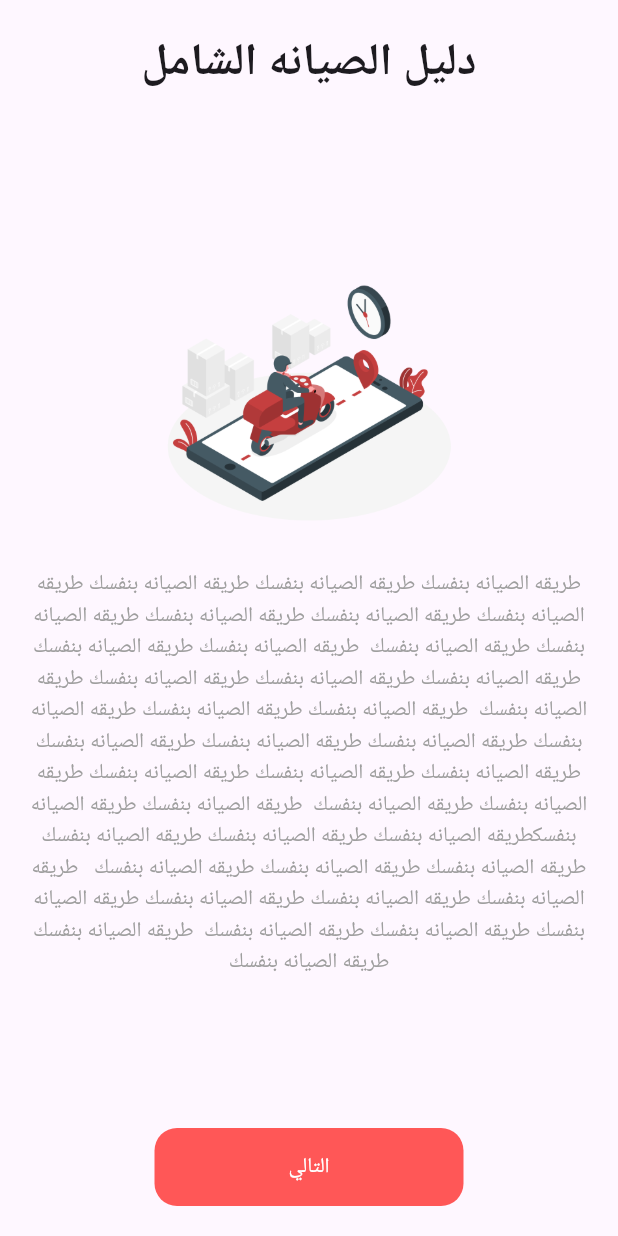
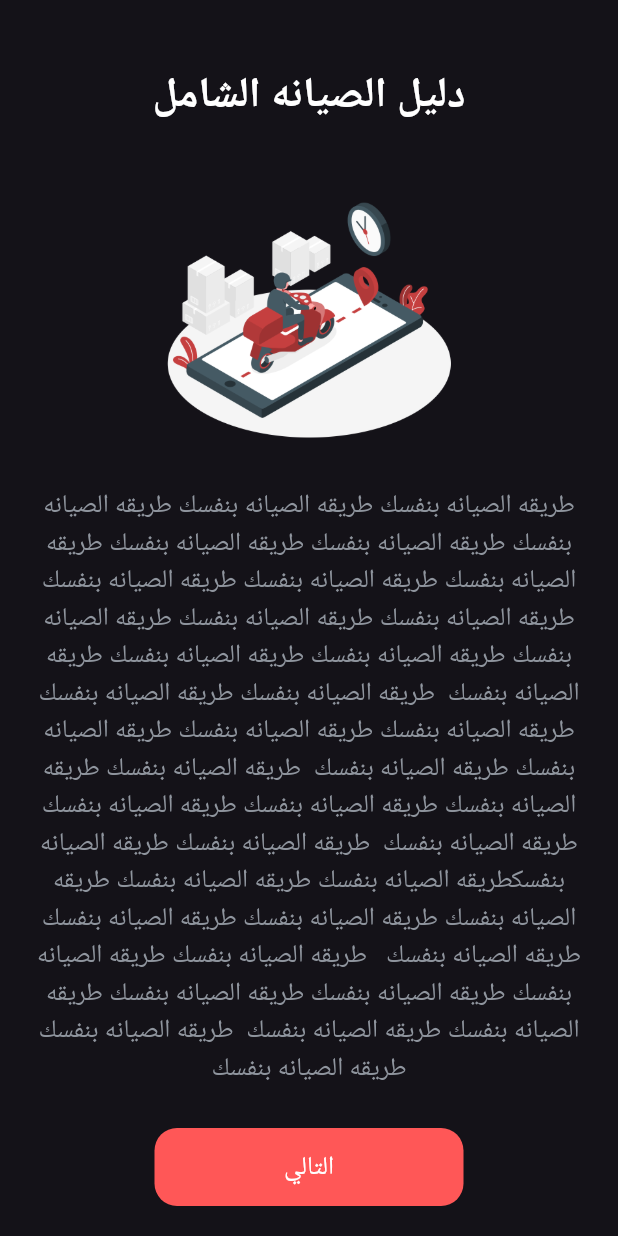
Before and after one commit to eyad-gomaa/Scooter-App, a Flutter app: the screen it shows after launch, on a phone screen of 412 x 824 dp. Run offline on Flutter 3.47's test engine with Material 3 defaults, Android fonts, the phone set to English and light mode, and no system bars; our stand-ins replace google_fonts; Roboto replaces fonts that are missing (Cairo).

Commit message:
some theme changes

```diff
--- a/lib/core/resources/color_manager.dart
+++ b/lib/core/resources/color_manager.dart
@@ -2,4 +2,7 @@ import 'dart:ui';
 
 class ColorManager{
   static Color redColor = const Color(0xffFF5757);
+  static Color blackColor = const Color(0xff000000);
+  static Color whiteColor = const Color(0xffffffff);
+  static Color greyColor = const Color(0xff8F959E);
 }
--- a/lib/core/shared/constants.dart
+++ /dev/null
@@ -1,4 +0,0 @@
-const String onboarding1Title = "دليل الصيانه الشامل";
-const String onboarding2Title = "اماكن الصيانه الموثوقه";
-const String onboarding3Title = "طريقه الصيانه بنفسك";
-const String onboardingAbout = "طريقه الصيانه بنفسك طريقه الصيانه بنفسك طريقه الصيانه بنفسك طريقه الصيانه بنفسك طريقه الصيانه بنفسك طريقه الصيانه بنفسك طريقه الصيانه بنفسك طريقه الصيانه بنفسك  طريقه الصيانه بنفسك طريقه الصيانه بنفسك طريقه الصيانه بنفسك طريقه الصيانه بنفسك طريقه الصيانه بنفسك طريقه الصيانه بنفسك  طريقه الصيانه بنفسك طريقه الصيانه بنفسك طريقه الصيانه بنفسك طريقه الصيانه بنفسك طريقه الصيانه بنفسك طريقه الصيانه بنفسك  طريقه الصيانه بنفسك طريقه الصيانه بنفسك طريقه الصيانه بنفسك طريقه الصيانه بنفسك طريقه الصيانه بنفسك  طريقه الصيانه بنفسك طريقه الصيانه بنفسكطريقه الصيانه بنفسك طريقه الصيانه بنفسك طريقه الصيانه بنفسك طريقه الصيانه بنفسك طريقه الصيانه بنفسك طريقه الصيانه بنفسك   طريقه الصيانه بنفسك طريقه الصيانه بنفسك طريقه الصيانه بنفسك طريقه الصيانه بنفسك طريقه الصيانه بنفسك طريقه الصيانه بنفسك  طريقه الصيانه بنفسك طريقه الصيانه بنفسك";
--- /dev/null
+++ b/lib/core/theme/dark_theme.dart
@@ -0,0 +1,30 @@
+import 'package:flutter/material.dart';
+import 'package:google_fonts/google_fonts.dart';
+
+import '../resources/color_manager.dart';
+
+ThemeData darkTheme(){
+  return ThemeData(
+      brightness: Brightness.dark,
+      fontFamily: GoogleFonts.cairo().fontFamily,
+      textTheme: TextTheme(
+        //headline
+        displaySmall:TextStyle(fontSize: 22,color: ColorManager.whiteColor,fontWeight: FontWeight.bold),
+        displayMedium:TextStyle(fontSize: 25,color: ColorManager.whiteColor,fontWeight: FontWeight.bold),
+        displayLarge:TextStyle(fontSize: 28,color: ColorManager.whiteColor,fontWeight: FontWeight.bold),
+        //title
+        titleSmall:TextStyle(fontSize: 11,color: ColorManager.whiteColor,fontWeight: FontWeight.w500),
+        titleMedium:TextStyle(fontSize: 15,color: ColorManager.whiteColor,fontWeight: FontWeight.w500),
+        titleLarge:TextStyle(fontSize: 17,color: ColorManager.whiteColor,fontWeight: FontWeight.w500),
+
+        labelSmall: const TextStyle(),
+        labelMedium: TextStyle(fontSize: 17,color: ColorManager.whiteColor,fontWeight: FontWeight.w500),
+        labelLarge: const TextStyle(),
+
+        bodySmall: const TextStyle(),
+        bodyMedium: TextStyle(fontSize: 17,color: ColorManager.greyColor,fontWeight: FontWeight.normal),
+        bodyLarge: const TextStyle(),
+
+      )
+  );
+}
--- a/lib/features/onboarding/presentation/view/onboarding_view.dart
+++ b/lib/features/onboarding/presentation/view/onboarding_view.dart
@@ -1,7 +1,8 @@
 import 'package:flutter/material.dart';
 import 'package:scooter_app/core/resources/color_manager.dart';
-import 'package:scooter_app/core/shared/constants.dart';
 import 'package:scooter_app/features/onboarding/data/model/onboarding_model.dart';
+
+import '../../../../core/resources/string_manager.dart';
 
 class OnBoardingView extends StatefulWidget {
   const OnBoardingView({Key? key}) : super(key: key);
@@ -14,17 +15,17 @@ PageController _controller = PageController();
 int _currentIndex = 0;
 final List<OnboardingModel> _onboardingModels = [
   OnboardingModel(
-      title: onboarding1Title,
+      title: StringManager.onboarding1Title,
       imgUrl: "assets/images/Delivery-amico.png",
-      about: onboardingAbout),
+      about: StringManager.onboardingAbout),
   OnboardingModel(
-      title: onboarding2Title,
+      title: StringManager.onboarding2Title,
       imgUrl: "assets/images/Instruction_manual.png",
-      about: onboardingAbout),
+      about: StringManager.onboardingAbout),
   OnboardingModel(
-      title: onboarding3Title,
+      title: StringManager.onboarding3Title,
       imgUrl: "assets/images/mechanic.png",
-      about: onboardingAbout)
+      about: StringManager.onboardingAbout)
 ];
 final List<Widget> _pages = [
   Page(
@@ -65,7 +66,8 @@ class Page extends StatelessWidget {
     return Column(
       mainAxisAlignment: MainAxisAlignment.spaceBetween,
       children: [
-        Text(model.title,style: const TextStyle(fontSize: 30,fontWeight: FontWeight.bold),),
+        SizedBox(height: 0,),
+        Text(model.title,style: Theme.of(context).textTheme.displayLarge),
         Column(
           children: [
             SizedBox(
@@ -74,7 +76,7 @@ class Page extends StatelessWidget {
                   aspectRatio: 1/1,
                     child: Image.asset(model.imgUrl))
             ),
-            Text(model.about,style: const TextStyle(color: Colors.grey),textAlign: TextAlign.center,),
+            Text(model.about,style: Theme.of(context).textTheme.bodyMedium,textAlign: TextAlign.center,),
           ],
         ),
         GestureDetector(
@@ -93,10 +95,10 @@ class Page extends StatelessWidget {
             decoration: BoxDecoration(
                 color: ColorManager.redColor,
                 borderRadius: BorderRadius.circular(15)),
-            child: const Center(
+            child: Center(
               child: Text(
                 "التالي",
-                style: TextStyle(color: Colors.white,),
+                style: Theme.of(context).textTheme.labelMedium,
               ),
             ),
           ),
--- a/lib/main.dart
+++ b/lib/main.dart
@@ -1,5 +1,8 @@
 import 'package:flutter/material.dart';
 import 'package:scooter_app/features/onboarding/presentation/view/onboarding_view.dart';
+
+import 'core/theme/dark_theme.dart';
+import 'core/theme/light_theme.dart';
 
 void main() {
   runApp(const MyApp());
@@ -13,9 +16,7 @@ class MyApp extends StatelessWidget {
   Widget build(BuildContext context) {
     return MaterialApp(
       debugShowCheckedModeBanner: false,
-      theme: ThemeData(
-        useMaterial3: true,
-      ),
+      theme: darkTheme(),
       home: const OnBoardingView()
     );
   }
--- a/pubspec.yaml
+++ b/pubspec.yaml
@@ -36,6 +36,7 @@ dependencies:
   # The following adds the Cupertino Icons font to your application.
   # Use with the CupertinoIcons class for iOS style icons.
   cupertino_icons: ^1.0.2
+  google_fonts: ^6.1.0
 
 dev_dependencies:
   flutter_test:
```
Also changed, not shown: lib/core/resources/string_manager.dart (added, +7 -0 lines), lib/core/resources/theme.dart (deleted, +0 -7 lines), lib/core/theme/light_theme.dart (added, +29 -0 lines), pubspec.lock, 1 other file.
